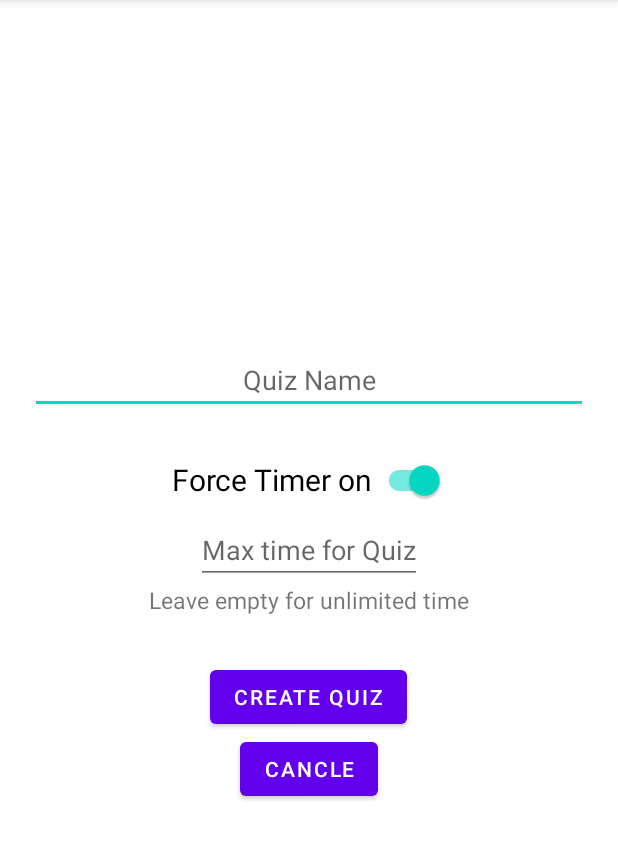
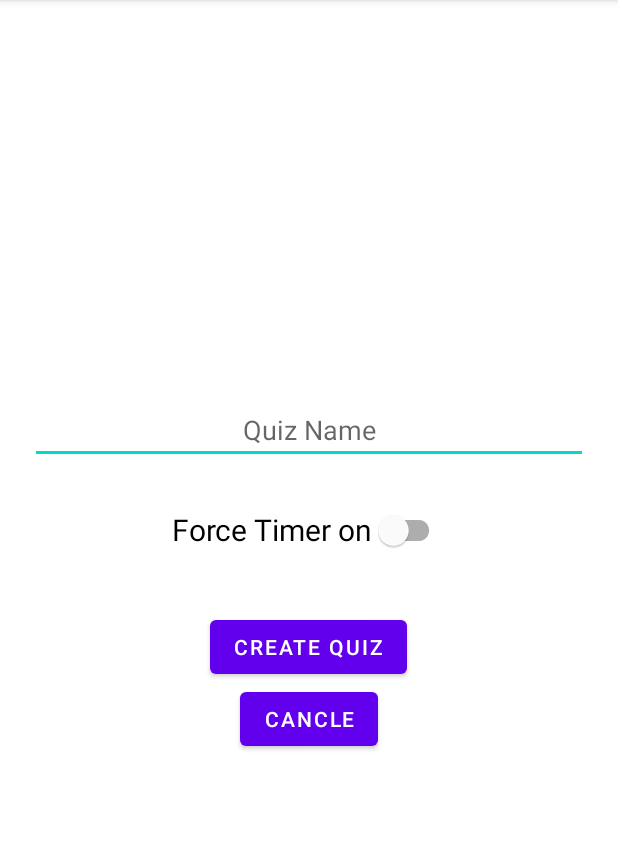
Before and after one commit to Timo4D/QuizO, an Android app: the QuizCreateNameActivity screen opened directly, with no data from a screen before it, after a tap on "CREATE QUIZ", on a phone screen of 412 x 824 dp, the part 84-944 px from its top. Run offline under Robolectric (Android 15) with nearby library versions, the phone set to English and light mode, and no system bars; 1 other tap on this screen came first.

Commit message:
Removed some features

```diff
--- a/app/src/main/java/com/example/quizo_v1/CreateQuizActivity.java
+++ b/app/src/main/java/com/example/quizo_v1/CreateQuizActivity.java
@@ -17,7 +17,6 @@
     private Quiz quiz;
     private int correctAnswer;
     private boolean forceTimer;
-    private int maxTime;
 
     private TextView tv_quizName;
     private TextView tv_questionNr;
@@ -38,7 +37,6 @@
         Intent intent = getIntent();
         quizName = intent.getStringExtra(Constants.QUIZ_NAME);
         forceTimer = intent.getBooleanExtra(Constants.FORCE_TIMER,false);
-        maxTime = intent.getIntExtra(Constants.MAX_TIME,0);
 
         tv_quizName = findViewById(R.id.tv_createQuizQuizName);
         tv_questionNr = findViewById(R.id.tv_questionNumber);
@@ -58,9 +56,6 @@
         quiz = new Quiz(quizName);
         quiz.setForceTimerOn(forceTimer);
 
-        if(forceTimer) {
-            quiz.setMaxTime(maxTime);
-        }
 
         btn_addNextQuestion.setOnClickListener(new View.OnClickListener() {
             @Override
--- a/app/src/main/java/com/example/quizo_v1/QuizCreateNameActivity.java
+++ b/app/src/main/java/com/example/quizo_v1/QuizCreateNameActivity.java
@@ -18,8 +18,6 @@
     private Button btn_createQuiz;
     private Button btn_cancle;
     private SwitchMaterial switch_forceTimer;
-    private EditText et_maxQuizTime;
-    private TextView tv_maxQuizTimeHint;
 
     @Override
     protected void onCreate(Bundle savedInstanceState) {
@@ -30,11 +28,7 @@
         btn_cancle = findViewById(R.id.btn_cancleCreateQuizName);
         btn_createQuiz = findViewById(R.id.btn_createNewQuiz);
         switch_forceTimer = findViewById(R.id.switch_forceTimer);
-        et_maxQuizTime = findViewById(R.id.et_maxQuizTime);
-        tv_maxQuizTimeHint = findViewById(R.id.tv_maxQuizTimeHint);
 
-        et_maxQuizTime.setVisibility(View.GONE);
-        tv_maxQuizTimeHint.setVisibility(View.GONE);
 
         btn_createQuiz.setOnClickListener(new View.OnClickListener() {
             @Override
@@ -45,11 +39,6 @@
                     Intent i = new Intent(QuizCreateNameActivity.this,CreateQuizActivity.class);
                     i.putExtra(Constants.QUIZ_NAME,et_quizName.getText().toString());
                     i.putExtra(Constants.FORCE_TIMER, switch_forceTimer.isChecked());
-                    if(!et_maxQuizTime.getText().toString().isEmpty()) {
-                        i.putExtra(Constants.MAX_TIME, Integer.parseInt(et_maxQuizTime.getText().toString()));
-                    } else {
-                        i.putExtra(Constants.MAX_TIME, 0);
-                    }
                     startActivity(i);
                 }
             }
@@ -63,18 +52,6 @@
             }
         });
 
-        switch_forceTimer.setOnClickListener(new View.OnClickListener() {
-            @Override
-            public void onClick(View v) {
-                if(switch_forceTimer.isChecked()) {
-                    et_maxQuizTime.setVisibility(View.VISIBLE);
-                    tv_maxQuizTimeHint.setVisibility(View.VISIBLE);
-                } else {
-                    et_maxQuizTime.setVisibility(View.GONE);
-                    tv_maxQuizTimeHint.setVisibility(View.GONE);
-                }
-            }
-        });
 
     }
 }
--- a/app/src/main/res/layout/activity_quiz_answer.xml
+++ b/app/src/main/res/layout/activity_quiz_answer.xml
@@ -5,6 +5,7 @@
     android:layout_width="match_parent"
     android:layout_height="match_parent"
     android:fillViewport="true"
+    android:background="@color/white"
     tools:context=".QuizAnswerActivity">
 
     <LinearLayout
@@ -28,6 +29,7 @@
             android:id="@+id/chronometer"
             android:layout_width="wrap_content"
             android:layout_height="wrap_content"
+            android:textColor="@color/black"
             android:visibility="visible"/>
 
         <LinearLayout
--- a/app/src/main/res/layout/activity_quiz_create_name.xml
+++ b/app/src/main/res/layout/activity_quiz_create_name.xml
@@ -24,20 +24,6 @@
         android:layout_marginTop="20dp"
         android:text="Force Timer on"/>
 
-    <EditText
-        android:id="@+id/et_maxQuizTime"
-        android:layout_width="wrap_content"
-        android:layout_height="wrap_content"
-        android:hint="Max time for Quiz"/>
-
-    <TextView
-        android:id="@+id/tv_maxQuizTimeHint"
-        android:layout_width="wrap_content"
-        android:layout_height="wrap_content"
-        android:textSize="15dp"
-        android:text="Leave empty for unlimited time"/>
-
-
     <Button
         android:id="@+id/btn_createNewQuiz"
         android:layout_width="wrap_content"
--- a/app/src/main/res/values-night/themes.xml
+++ b/app/src/main/res/values-night/themes.xml
@@ -2,12 +2,12 @@
     <!-- Base application theme. -->
     <style name="Theme.QuizO_V1" parent="Theme.MaterialComponents.DayNight.DarkActionBar">
         <!-- Primary brand color. -->
-        <item name="colorPrimary">@color/purple_200</item>
+        <item name="colorPrimary">@color/purple_500</item>
         <item name="colorPrimaryVariant">@color/purple_700</item>
-        <item name="colorOnPrimary">@color/black</item>
+        <item name="colorOnPrimary">@color/white</item>
         <!-- Secondary brand color. -->
         <item name="colorSecondary">@color/teal_200</item>
-        <item name="colorSecondaryVariant">@color/teal_200</item>
+        <item name="colorSecondaryVariant">@color/teal_700</item>
         <item name="colorOnSecondary">@color/black</item>
         <!-- Status bar color. -->
         <item name="android:statusBarColor" tools:targetApi="l">?attr/colorPrimaryVariant</item>
```
Also changed, not shown: app/src/main/java/com/example/quizo_v1/Quiz.java (+0 -9 lines).
